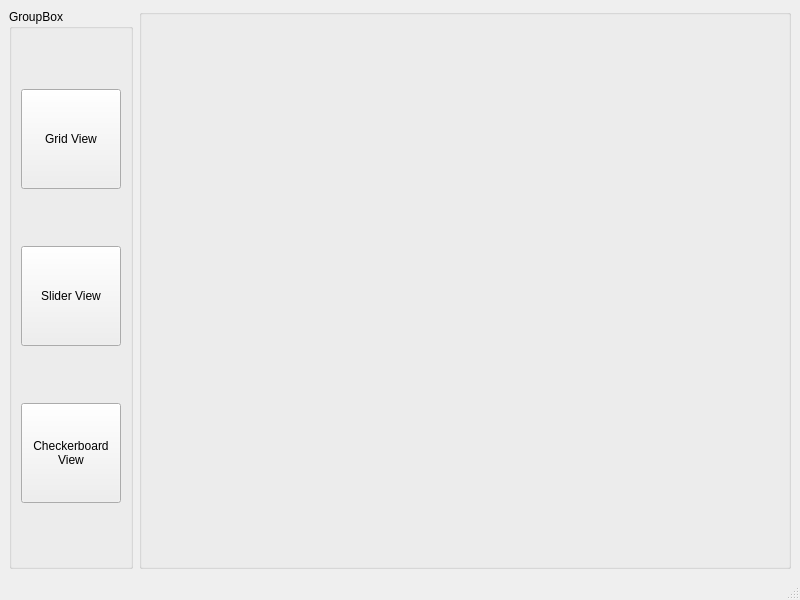
Before: the Qt Designer form src/Widgets/MainWindow/MainWindowView.ui in cebulamateusz/ImageViewerSoftware, drawn with Qt 5.
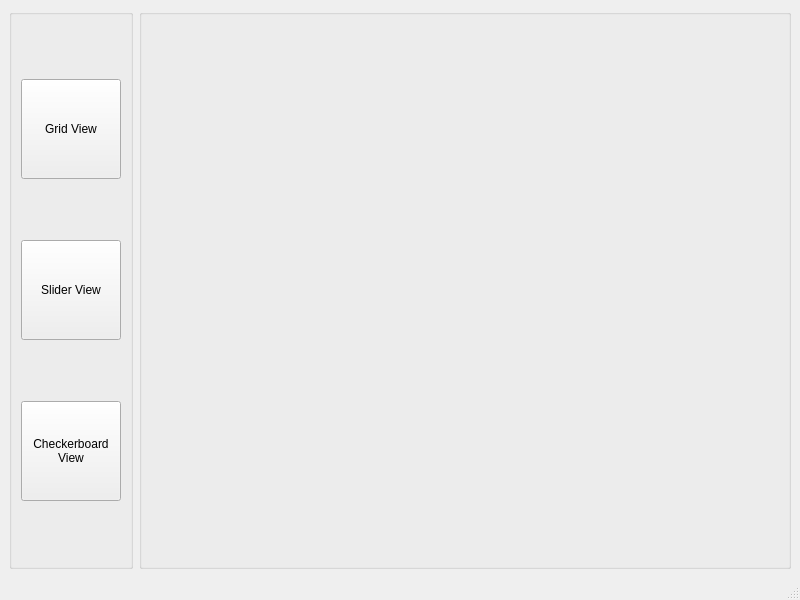
After: the same form once the commit is applied.

What changed in the file:
```diff
--- a/src/Widgets/MainWindow/MainWindowView.ui
+++ b/src/Widgets/MainWindow/MainWindowView.ui
@@ -24,7 +24,7 @@
        </sizepolicy>
       </property>
       <property name="title">
-       <string>GroupBox</string>
+       <string/>
       </property>
       <layout class="QVBoxLayout" name="verticalLayout">
        <item>
```
